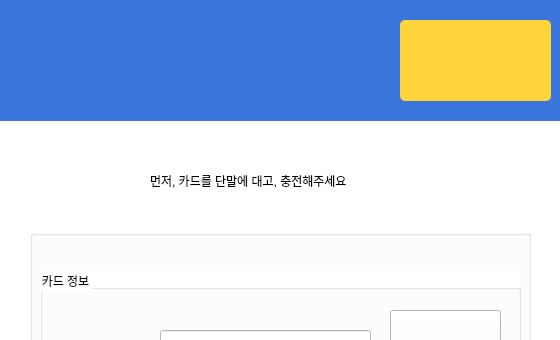
The window that user/src/ui/Charge.ui (addinedu-ros-8th/ros-repo-5) describes before a commit, drawn with Qt 5; both pictures show x 0 to 560 and y 0 to 340 of the 560 by 884 pixel window.
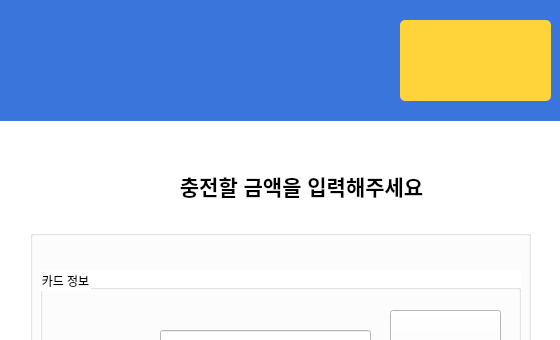
The same window after the commit. Icons and pictures are not drawn.

Commit message:
UI 가독성 수정
* 메인에서 출발지 목적지 같이 보내도록 수정
* 기타 가독성 통일

Diff of the .ui file:
```diff
--- a/user/src/ui/Charge.ui
+++ b/user/src/ui/Charge.ui
@@ -207,14 +207,21 @@
    <widget class="QLabel" name="label">
     <property name="geometry">
      <rect>
-      <x>150</x>
-      <y>150</y>
-      <width>271</width>
-      <height>61</height>
+      <x>40</x>
+      <y>170</y>
+      <width>461</width>
+      <height>31</height>
      </rect>
     </property>
+    <property name="font">
+     <font>
+      <pointsize>16</pointsize>
+      <weight>75</weight>
+      <bold>true</bold>
+     </font>
+    </property>
     <property name="text">
-     <string>먼저, 카드를 단말에 대고, 충전해주세요</string>
+     <string>                        충전할 금액을 입력해주세요</string>
     </property>
    </widget>
   </widget>
```
Left out of the diff: 2 changed lines with no effect on the pictures. The commit also changes 5 other files.
